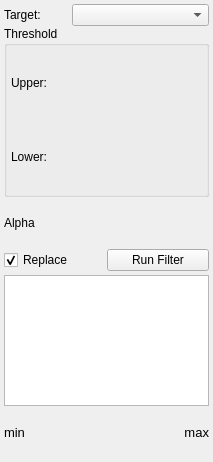
Above: Interface/ToolInterface/HistogramEqualizationFilterInterface.ui from jessdtate/Seg3D before the change. Below: the same form after it.
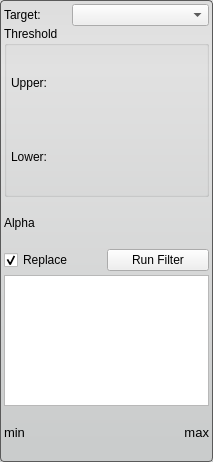
That is the form after the change.

Commit message: updates to all tool interfaces

Patch:
```diff
--- a/Interface/ToolInterface/HistogramEqualizationFilterInterface.ui
+++ b/Interface/ToolInterface/HistogramEqualizationFilterInterface.ui
@@ -31,6 +31,13 @@
   <property name="windowTitle">
    <string>Form</string>
   </property>
+  <property name="styleSheet">
+   <string notr="true">QWidget#HistogramEqualizationFilterInterface{
+	border-radius: 4px;
+	border: 1px solid rgb(90, 90, 90);
+	background-color: qlineargradient(spread:pad, x1:0.5, y1:0, x2:0.5, y2:0.960227, stop:0 rgba(221, 221, 221, 255), stop:0.155779 rgba(228, 228, 228, 255), stop:1 rgba(202, 204, 204, 255));      
+}</string>
+  </property>
   <layout class="QVBoxLayout" name="verticalLayout_2">
    <property name="spacing">
     <number>0</number>
```
The commit also changes 26 other files.
